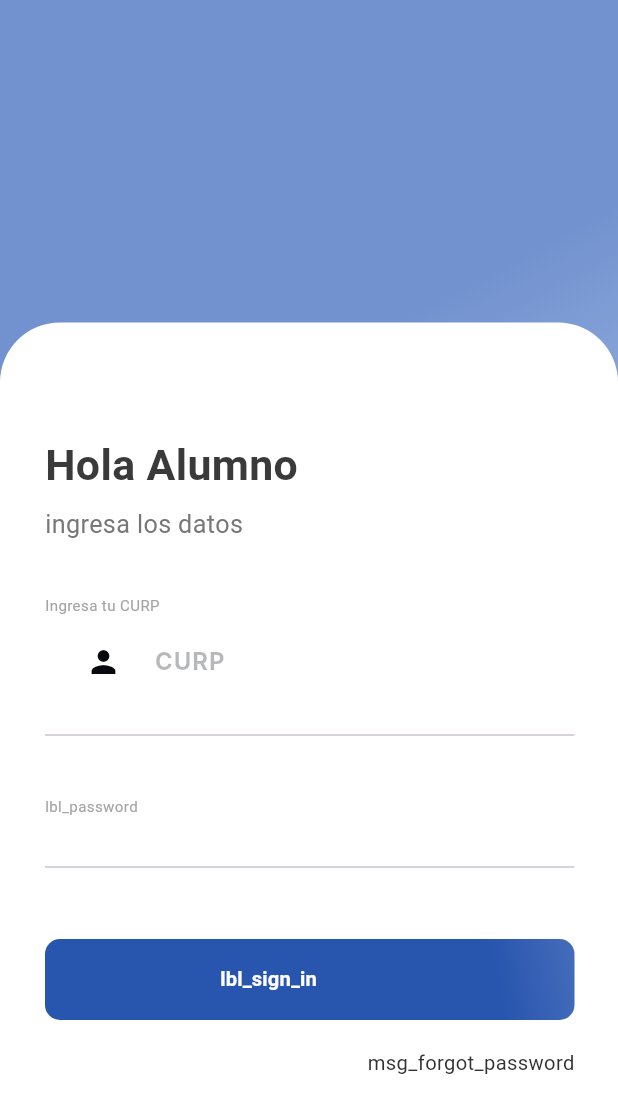
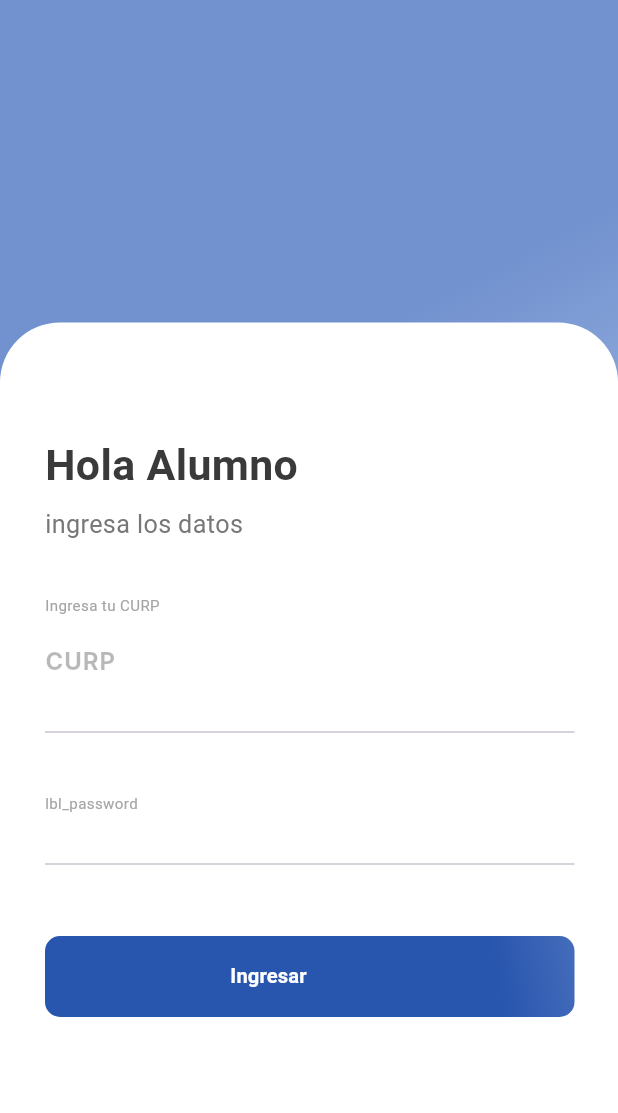
Before and after one commit to Danbas21/appmovil, a Flutter app: the screen it shows after launch, on a phone screen of 412 x 824 dp. Shown: the top 1113 px of the screen. Run offline on Flutter 3.47's test engine with Material 3 defaults, Android fonts, the phone set to English and light mode, and no system bars; our stand-ins replace cloud_firestore, equatable, firebase_core, firebase_storage, flutter_riverpod, flutter_svg and 6 more; accounts and stored records are empty; generated files the repository leaves out were written again; Roboto replaces fonts that are missing (Inter, Source Sans Pro).

```diff
--- a/lib/core/screens/login_vtwo_screen.dart
+++ b/lib/core/screens/login_vtwo_screen.dart
@@ -1,6 +1,7 @@
 import 'package:flutter/material.dart';
 import 'package:flutter_riverpod/flutter_riverpod.dart';
 import 'package:go_router/go_router.dart';
+import 'package:school_management_system/core/providers/app_router.dart';
 import 'package:school_management_system/core/providers/provider_students.dart';
 import 'package:school_management_system/core/screens/card_student.dart';
 import 'package:school_management_system/core/utils/image_constant.dart';
@@ -16,9 +17,15 @@ import 'package:school_management_system/widgets/custom_image_view.dart';
 import '../../widgets/custom_elevated_button.dart';
 
 class LoginVtwoScreen extends ConsumerWidget {
+  const LoginVtwoScreen({super.key});
+
   @override
   Widget build(BuildContext contex, WidgetRef ref) {
     final TextEditingController searchController = TextEditingController();
+
+    final quepasa = ref
+        .read(studentProviderProvider.notifier)
+        .updateStudents('GAMK151226MDFRGRA8');
 
     return SafeArea(
       child: Scaffold(
@@ -83,7 +90,21 @@ class LoginVtwoScreen extends ConsumerWidget {
                             style: theme.textTheme.bodySmall,
                           ),
                           const SizedBox(height: 7),
-                          BardSearch(),
+                          TextField(
+                            controller: searchController,
+                            decoration: const InputDecoration(
+                              hintText: 'CURP',
+                              hintStyle: TextStyle(
+                                color: Color.fromARGB(74, 7, 9, 14),
+                                fontSize: 16,
+                                fontFamily: 'Inter',
+                                fontWeight: FontWeight.bold,
+                                height: 0,
+                                letterSpacing: 0.64,
+                              ),
+                              border: InputBorder.none,
+                            ),
+                          ),
                           const SizedBox(height: 15),
                           const Divider(endIndent: 6),
                           const SizedBox(height: 32),
@@ -96,7 +117,7 @@ class LoginVtwoScreen extends ConsumerWidget {
                           const Divider(endIndent: 6),
                           const SizedBox(height: 40),
                           CustomElevatedButton(
-                              text: "lbl_sign_in",
+                            text: "Ingresar",
                             margin: const EdgeInsets.only(right: 6),
                             rightIcon: Container(
                               margin: const EdgeInsets.only(left: 30),
@@ -110,21 +131,11 @@ class LoginVtwoScreen extends ConsumerWidget {
                             decoration: CustomButtonStyles
                                 .gradientIndigoToPrimaryDecoration,
                             onPressed: () {
-                                ref
-                                    .read(studentProviderProvider.notifier)
-                                    .updateStudents(searchController.text);
-                                contex.go("/card_student");
-                              }),
-                          const SizedBox(height: 19),
-                          Align(
-                            alignment: Alignment.centerRight,
-                            child: Padding(
-                              padding: const EdgeInsets.only(right: 6),
-                              child: Text(
-                                "msg_forgot_password",
-                                style: CustomTextStyles.bodyLargeBluegray900,
-                              ),
-                            ),
+                              print(searchController.text);
+                              print(quepasa);
+
+                              ref.read(appRouterProvider).go('/card_student');
+                            },
                           ),
                         ],
                       ),
@@ -144,7 +155,7 @@ class LoginVtwoScreen extends ConsumerWidget {
     return Padding(
       padding: const EdgeInsets.only(right: 6),
       child: Row(
-        mainAxisAlignment: MainAxisAlignment.spaceBetween,
+        mainAxisAlignment: MainAxisAlignment.spaceEvenly,
         children: [
           CustomImageView(
             imagePath: ImageConstant.imgGrid,
@@ -162,60 +173,3 @@ class LoginVtwoScreen extends ConsumerWidget {
     );
   }
 }
-
-class BardSearch extends ConsumerWidget {
-  const BardSearch({super.key});
-
-  @override
-  Widget build(BuildContext context, WidgetRef ref) {
-    final TextEditingController searchController = TextEditingController();
-
-    return SizedBox(
-      width: 705,
-      height: 50,
-      child: Column(
-        crossAxisAlignment: CrossAxisAlignment.start,
-        children: [
-          Row(
-            crossAxisAlignment: CrossAxisAlignment.start,
-            children: [
-              Container(
-                margin: const EdgeInsets.only(left: 15),
-                child: IconButton(
-                  icon: const Icon(
-                    Icons.person,
-                    color: Color(0xFF07090E),
-                    size: 24,
-                  ),
-                  onPressed: () {
-                    ref
-                        .read(studentProviderProvider.notifier)
-                        .updateStudents(searchController.text);
-                  },
-                ),
-              ),
-              const SizedBox(width: 10),
-              Expanded(
-                child: TextField(
-                  controller: searchController,
-                  decoration: const InputDecoration(
-                    hintText: 'CURP',
-                    hintStyle: TextStyle(
-                      color: Color.fromARGB(74, 7, 9, 14),
-                      fontSize: 16,
-                      fontFamily: 'Inter',
-                      fontWeight: FontWeight.bold,
-                      height: 0,
-                      letterSpacing: 0.64,
-                    ),
-                    border: InputBorder.none,
-                  ),
-                ),
-              )
-            ],
-          ),
-        ],
-      ),
-    );
-  }
-}
--- a/lib/theme/custom_button_style.dart
+++ b/lib/theme/custom_button_style.dart
@@ -113,7 +113,7 @@ class CustomButtonStyles {
       );
   // text button style
   static ButtonStyle get none => ButtonStyle(
-        backgroundColor: MaterialStateProperty.all<Color>(Colors.transparent),
-        elevation: MaterialStateProperty.all<double>(0),
+        backgroundColor: WidgetStateProperty.all<Color>(Colors.transparent),
+        elevation: WidgetStateProperty.all<double>(0),
       );
 }
--- a/lib/widgets/custom_bottom_bar.dart
+++ b/lib/widgets/custom_bottom_bar.dart
@@ -118,6 +118,8 @@ class BottomMenuModel {
 }
 
 class DefaultWidget extends StatelessWidget {
+  const DefaultWidget({super.key});
+
   @override
   Widget build(BuildContext context) {
     return Container(
--- a/lib/widgets/custom_image_view.dart
+++ b/lib/widgets/custom_image_view.dart
@@ -88,7 +88,7 @@ class CustomImageView extends StatelessWidget {
     if (imagePath != null) {
       switch (imagePath!.imageType) {
         case ImageType.svg:
-          return Container(
+          return SizedBox(
             height: height,
             width: width,
             child: SvgPicture.asset(
@@ -141,17 +141,17 @@ class CustomImageView extends StatelessWidget {
           );
       }
     }
-    return SizedBox();
+    return const SizedBox();
   }
 }
 
 extension ImageTypeExtension on String {
   ImageType get imageType {
-    if (this.startsWith('http') || this.startsWith('https')) {
+    if (startsWith('http') || startsWith('https')) {
       return ImageType.network;
-    } else if (this.endsWith('.svg')) {
+    } else if (endsWith('.svg')) {
       return ImageType.svg;
-    } else if (this.startsWith('file://')) {
+    } else if (startsWith('file://')) {
       return ImageType.file;
     } else {
       return ImageType.png;
--- a/lib/widgets/custom_switch.dart
+++ b/lib/widgets/custom_switch.dart
@@ -1,4 +1,3 @@
-import 'package:flutter/material.dart';
 import 'package:flutter/cupertino.dart';
 import 'package:school_management_system/theme/theme_helper.dart';
 
```
Also changed, not shown: lib/core/utils/size_utils.dart (+5 -5 lines), lib/theme/theme_helper.dart (+4 -4 lines), lib/widgets/custom_text_form_field.dart (+5 -7 lines). Lines whose indentation alone changed are shown as unchanged.
